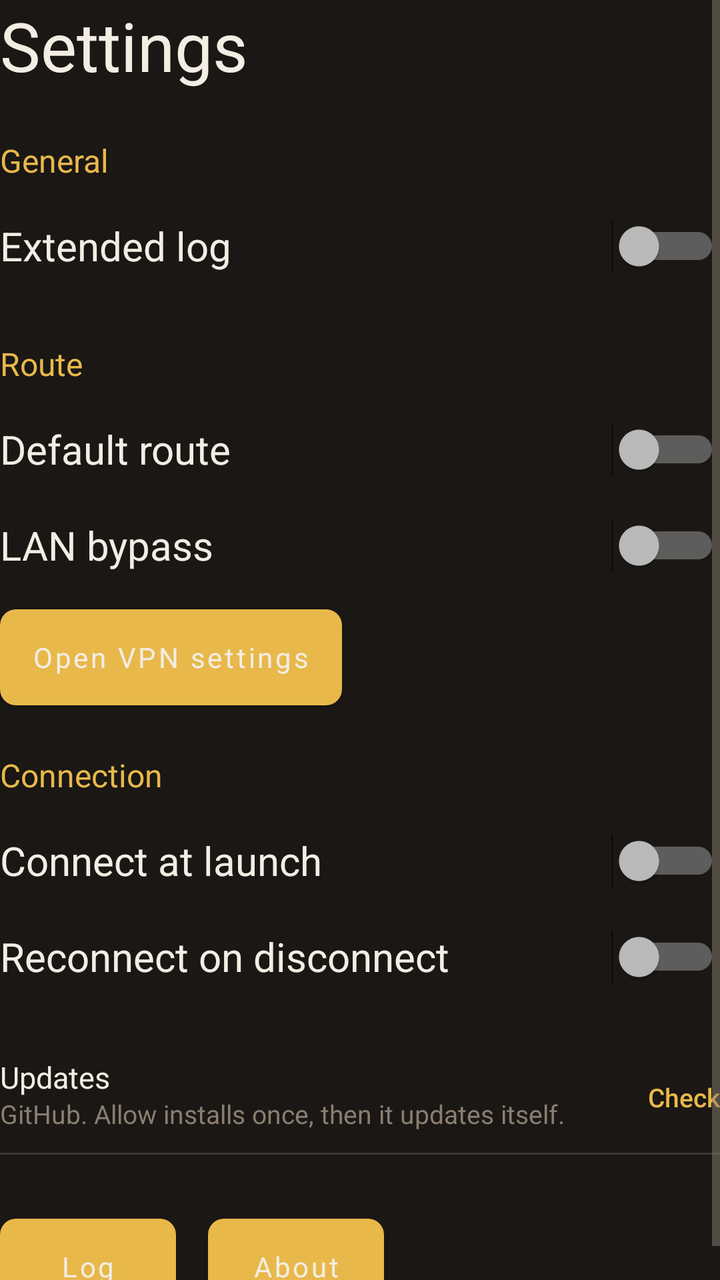
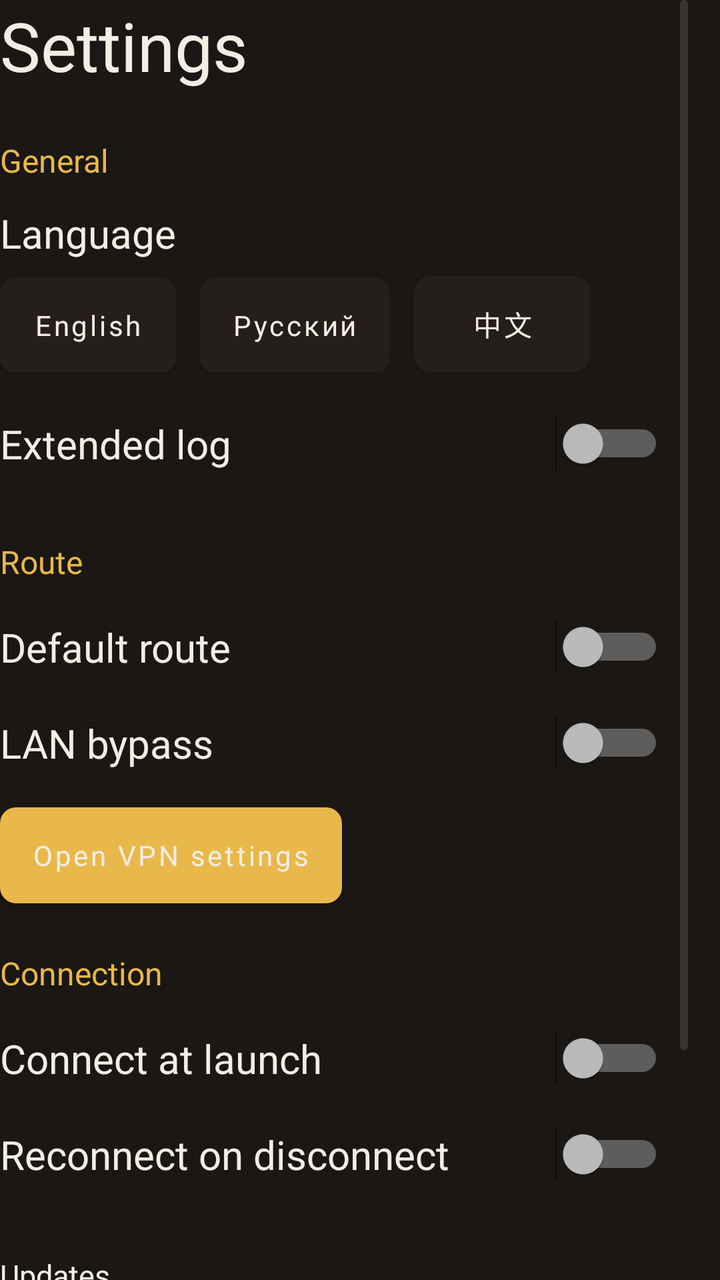

The first picture is an Android layout as it rendered before a commit; the second is the same layout after the commit. The layout source and the unified diff follow.
<!-- AndroidManifest.xml: another module's application theme Theme.Loft -->
<!-- res/layout/pane_tv_settings.xml -->
<?xml version="1.0" encoding="utf-8"?>
<ScrollView xmlns:android="http://schemas.android.com/apk/res/android"
    android:layout_width="match_parent"
    android:layout_height="match_parent">

    <LinearLayout
        android:layout_width="match_parent"
        android:layout_height="wrap_content"
        android:orientation="vertical">

        <TextView
            android:layout_width="wrap_content"
            android:layout_height="wrap_content"
            android:text="@string/settings"
            android:textColor="@color/snow"
            android:textSize="34sp" />

        <TextView
            android:layout_width="wrap_content"
            android:layout_height="wrap_content"
            android:layout_marginTop="24dp"
            android:text="@string/general"
            android:textColor="@color/lamp"
            android:textSize="16sp" />

        <Switch
            android:id="@+id/sw_log"
            android:layout_width="match_parent"
            android:layout_height="wrap_content"
            android:layout_marginTop="8dp"
            android:minHeight="48dp"
            android:text="@string/extended_log"
            android:textColor="@color/snow"
            android:textSize="20sp" />

        <TextView
            android:layout_width="wrap_content"
            android:layout_height="wrap_content"
            android:layout_marginTop="24dp"
            android:text="@string/route_group"
            android:textColor="@color/lamp"
            android:textSize="16sp" />

        <Switch
            android:id="@+id/sw_default"
            android:layout_width="match_parent"
            android:layout_height="wrap_content"
            android:layout_marginTop="8dp"
            android:minHeight="48dp"
            android:text="@string/default_route"
            android:textColor="@color/snow"
            android:textSize="20sp" />

        <Switch
            android:id="@+id/sw_lan"
            android:layout_width="match_parent"
            android:layout_height="wrap_content"
            android:minHeight="48dp"
            android:text="@string/lan_bypass"
            android:textColor="@color/snow"
            android:textSize="20sp" />

        <Button
            android:id="@+id/open_vpn"
            android:layout_width="wrap_content"
            android:layout_height="wrap_content"
            android:layout_marginTop="8dp"
            android:background="@drawable/tv_focus"
            android:minHeight="48dp"
            android:text="@string/open_sys"
            android:textAllCaps="false"
            android:textColor="@color/snow" />

        <TextView
            android:layout_width="wrap_content"
            android:layout_height="wrap_content"
            android:layout_marginTop="24dp"
            android:text="@string/conn_group"
            android:textColor="@color/lamp"
            android:textSize="16sp" />

        <Switch
            android:id="@+id/sw_auto"
            android:layout_width="match_parent"
            android:layout_height="wrap_content"
            android:layout_marginTop="8dp"
            android:minHeight="48dp"
            android:text="@string/auto"
            android:textColor="@color/snow"
            android:textSize="20sp" />

        <Switch
            android:id="@+id/sw_re"
            android:layout_width="match_parent"
            android:layout_height="wrap_content"
            android:minHeight="48dp"
            android:text="@string/reconnect"
            android:textColor="@color/snow"
            android:textSize="20sp" />

        <include layout="@layout/row_channel" />

        <LinearLayout
            android:layout_width="wrap_content"
            android:layout_height="wrap_content"
            android:layout_marginTop="32dp"
            android:orientation="horizontal">

            <Button
                android:id="@+id/go_log"
                android:layout_width="wrap_content"
                android:layout_height="wrap_content"
                android:background="@drawable/tv_focus"
                android:minHeight="48dp"
                android:text="@string/log"
                android:textAllCaps="false"
                android:textColor="@color/snow" />

            <Button
                android:id="@+id/go_about"
                android:layout_width="wrap_content"
                android:layout_height="wrap_content"
                android:layout_marginStart="16dp"
                android:background="@drawable/tv_focus"
                android:minHeight="48dp"
                android:text="@string/about"
                android:textAllCaps="false"
                android:textColor="@color/snow" />
        </LinearLayout>
    </LinearLayout>
</ScrollView>
<!-- res/layout/row_channel.xml (included above) -->
<?xml version="1.0" encoding="utf-8"?>
<LinearLayout xmlns:android="http://schemas.android.com/apk/res/android"
    android:layout_width="match_parent"
    android:layout_height="wrap_content"
    android:layout_marginTop="16dp"
    android:background="@drawable/bg_setrow"
    android:gravity="center_vertical"
    android:orientation="horizontal"
    android:paddingTop="12dp"
    android:paddingBottom="12dp">

    <LinearLayout
        android:layout_width="0dp"
        android:layout_height="wrap_content"
        android:layout_weight="1"
        android:orientation="vertical"
        android:paddingRight="12dp">

        <TextView
            android:layout_width="match_parent"
            android:layout_height="wrap_content"
            android:includeFontPadding="false"
            android:text="@string/channel_update"
            android:textAppearance="@style/TextAppearance.Loft.RowK"
            android:textColor="@color/snow" />

        <TextView
            android:id="@+id/channel_status"
            android:layout_width="match_parent"
            android:layout_height="wrap_content"
            android:layout_marginTop="2dp"
            android:includeFontPadding="false"
            android:lineSpacingMultiplier="1.35"
            android:text="@string/channel_update_d"
            android:textAppearance="@style/TextAppearance.Loft.RowS"
            android:textColor="@color/mute" />
    </LinearLayout>

    <Button
        android:id="@+id/btn_channel"
        style="@style/Widget.Loft.GhostSm"
        android:layout_width="wrap_content"
        android:layout_height="wrap_content"
        android:text="@string/channel_check" />
</LinearLayout>
<!-- resources referenced by this layout -->
<resources>
  <color name="lamp">#E8B84A</color>
  <color name="mute">#8A7E72</color>
  <color name="snow">#F3EDE4</color>
  <!-- drawable bg_setrow (drawable) -->
  <?xml version="1.0" encoding="utf-8"?>
  <layer-list xmlns:android="http://schemas.android.com/apk/res/android">
      <item android:gravity="bottom">
          <shape android:shape="rectangle">
              <size android:height="1dp" />
              <solid android:color="@color/line" />
          </shape>
      </item>
  </layer-list>
  <string name="about">About</string>
  <string name="auto">Connect at launch</string>
  <string name="channel_check">Check</string>
  <string name="channel_update">Updates</string>
  <string name="channel_update_d">GitHub. Allow installs once, then it updates itself.</string>
  <string name="conn_group">Connection</string>
  <string name="default_route">Default route</string>
  <string name="extended_log">Extended log</string>
  <string name="general">General</string>
  <string name="lan_bypass">LAN bypass</string>
  <string name="log">Log</string>
  <string name="open_sys">Open VPN settings</string>
  <string name="reconnect">Reconnect on disconnect</string>
  <string name="route_group">Route</string>
  <string name="settings">Settings</string>
  <style name="TextAppearance.Loft.RowK" parent="">
          <item name="android:textSize">15sp</item>
          <item name="android:fontFamily">sans-serif</item>
          <item name="android:textColor">@color/snow</item>
          <item name="android:includeFontPadding">false</item>
      </style>
  <style name="TextAppearance.Loft.RowS" parent="">
          <item name="android:textSize">13sp</item>
          <item name="android:fontFamily">sans-serif</item>
          <item name="android:textColor">@color/mute</item>
          <item name="android:includeFontPadding">false</item>
      </style>
  <color name="line">#26F3EDE4</color>
  <color name="ink2">#241F1B</color>
  <color name="lamp22">#38E8B84A</color>
  <color name="ink">#1A1714</color>
  <color name="copper">#C67B3A</color>
  <color name="err">#E24B4B</color>
  <style name="Widget.Loft.Sheet" parent="Widget.MaterialComponents.BottomSheet">
          <item name="backgroundTint">@color/ink2</item>
          <item name="shapeAppearance">@style/Shape.Loft.Sheet</item>
      </style>
  <color name="ink0">#181512</color>
  <style name="TextAppearance.Loft.Nav" parent="">
          <item name="android:textSize">12sp</item>
          <item name="android:fontFamily">sans-serif-medium</item>
          <item name="android:textAllCaps">false</item>
          <item name="android:letterSpacing">0.01</item>
      </style>
  <style name="Widget.Loft.NavIndicator" parent="">
          <item name="android:color">@color/lamp22</item>
          <item name="android:width">62dp</item>
          <item name="android:height">30dp</item>
          <item name="shapeAppearance">@style/Shape.Loft.NavPill</item>
      </style>
  <style name="Shape.Loft.Sheet" parent="">
          <item name="cornerFamily">rounded</item>
          <item name="cornerSizeTopLeft">16dp</item>
          <item name="cornerSizeTopRight">16dp</item>
          <item name="cornerSizeBottomLeft">0dp</item>
          <item name="cornerSizeBottomRight">0dp</item>
      </style>
  <style name="Shape.Loft.NavPill" parent="">
          <item name="cornerFamily">rounded</item>
          <item name="cornerSize">16dp</item>
      </style>
  <!-- unchanged entries left out for length: 5 -->
</resources>

<!-- the commit's change to res/layout/pane_tv_settings.xml (unified diff, before → after) -->
@@ -1,12 +1,21 @@
 <?xml version="1.0" encoding="utf-8"?>
 <ScrollView xmlns:android="http://schemas.android.com/apk/res/android"
+    xmlns:app="http://schemas.android.com/apk/res-auto"
     android:layout_width="match_parent"
-    android:layout_height="match_parent">
+    android:layout_height="match_parent"
+    android:clipToPadding="false"
+    android:fadeScrollbars="false"
+    android:paddingEnd="16dp"
+    android:scrollbarSize="4dp"
+    android:scrollbarStyle="insideInset"
+    android:scrollbarThumbVertical="@drawable/tv_scroll_thumb">
 
     <LinearLayout
         android:layout_width="match_parent"
         android:layout_height="wrap_content"
-        android:orientation="vertical">
+        android:orientation="vertical"
+        android:paddingEnd="8dp"
+        android:paddingBottom="24dp">
 
         <TextView
             android:layout_width="wrap_content"
@@ -23,15 +32,83 @@
             android:textColor="@color/lamp"
             android:textSize="16sp" />
 
-        <Switch
-            android:id="@+id/sw_log"
-            android:layout_width="match_parent"
-            android:layout_height="wrap_content"
-            android:layout_marginTop="8dp"
-            android:minHeight="48dp"
-            android:text="@string/extended_log"
+        <TextView
+            android:layout_width="wrap_content"
+            android:layout_height="wrap_content"
+            android:layout_marginTop="12dp"
+            android:text="@string/language"
             android:textColor="@color/snow"
             android:textSize="20sp" />
+
+        <LinearLayout
+            android:id="@+id/lang_row"
+            android:layout_width="wrap_content"
+            android:layout_height="wrap_content"
+            android:layout_marginTop="8dp"
+            android:orientation="horizontal">
+
+            <Button
+                android:id="@+id/lang_en"
+                android:layout_width="wrap_content"
+                android:layout_height="wrap_content"
+                android:background="@drawable/tv_focus"
+                android:backgroundTint="@null"
+                android:minHeight="48dp"
+                android:text="@string/lang_en"
+                android:textAllCaps="false"
+                android:textColor="@color/snow"
+                app:backgroundTint="@null" />
+
+            <Button
+                android:id="@+id/lang_ru"
+                android:layout_width="wrap_content"
+                android:layout_height="wrap_content"
+                android:layout_marginStart="12dp"
+                android:background="@drawable/tv_focus"
+                android:backgroundTint="@null"
+                android:minHeight="48dp"
+                android:text="@string/lang_ru"
+                android:textAllCaps="false"
+                android:textColor="@color/snow"
+                app:backgroundTint="@null" />
+
+            <Button
+                android:id="@+id/lang_zh"
+                android:layout_width="wrap_content"
+                android:layout_height="wrap_content"
+                android:layout_marginStart="12dp"
+                android:background="@drawable/tv_focus"
+                android:backgroundTint="@null"
+                android:minHeight="48dp"
+                android:text="@string/lang_zh"
+                android:textAllCaps="false"
+                android:textColor="@color/snow"
+                app:backgroundTint="@null" />
+        </LinearLayout>
+
+        <LinearLayout
+            android:layout_width="match_parent"
+            android:layout_height="wrap_content"
+            android:layout_marginTop="12dp"
+            android:gravity="center_vertical"
+            android:minHeight="48dp"
+            android:orientation="horizontal">
+
+            <TextView
+                android:layout_width="0dp"
+                android:layout_height="wrap_content"
+                android:layout_weight="1"
+                android:paddingEnd="16dp"
+                android:text="@string/extended_log"
+                android:textColor="@color/snow"
+                android:textSize="20sp" />
+
+            <Switch
+                android:id="@+id/sw_log"
+                android:layout_width="wrap_content"
+                android:layout_height="wrap_content"
+                android:showText="false" />
+        </LinearLayout>
 
         <TextView
             android:layout_width="wrap_content"
@@ -41,24 +118,52 @@
             android:textColor="@color/lamp"
             android:textSize="16sp" />
 
-        <Switch
-            android:id="@+id/sw_default"
+        <LinearLayout
             android:layout_width="match_parent"
             android:layout_height="wrap_content"
             android:layout_marginTop="8dp"
-            android:minHeight="48dp"
-            android:text="@string/default_route"
-            android:textColor="@color/snow"
-            android:textSize="20sp" />
-
-        <Switch
-            android:id="@+id/sw_lan"
-            android:layout_width="match_parent"
-            android:layout_height="wrap_content"
-            android:minHeight="48dp"
-            android:text="@string/lan_bypass"
-            android:textColor="@color/snow"
-            android:textSize="20sp" />
+            android:gravity="center_vertical"
+            android:minHeight="48dp"
+            android:orientation="horizontal">
+
+            <TextView
+                android:layout_width="0dp"
+                android:layout_height="wrap_content"
+                android:layout_weight="1"
+                android:paddingEnd="16dp"
+                android:text="@string/default_route"
+                android:textColor="@color/snow"
+                android:textSize="20sp" />
+
+            <Switch
+                android:id="@+id/sw_default"
+                android:layout_width="wrap_content"
+                android:layout_height="wrap_content"
+                android:showText="false" />
+        </LinearLayout>
+
+        <LinearLayout
+            android:layout_width="match_parent"
+            android:layout_height="wrap_content"
+            android:gravity="center_vertical"
+            android:minHeight="48dp"
+            android:orientation="horizontal">
+
+            <TextView
+                android:layout_width="0dp"
+                android:layout_height="wrap_content"
+                android:layout_weight="1"
+                android:paddingEnd="16dp"
+                android:text="@string/lan_bypass"
+                android:textColor="@color/snow"
+                android:textSize="20sp" />
+
+            <Switch
+                android:id="@+id/sw_lan"
+                android:layout_width="wrap_content"
+                android:layout_height="wrap_content"
+                android:showText="false" />
+        </LinearLayout>
 
         <Button
             android:id="@+id/open_vpn"
@@ -79,24 +184,52 @@
             android:textColor="@color/lamp"
             android:textSize="16sp" />
 
-        <Switch
-            android:id="@+id/sw_auto"
+        <LinearLayout
             android:layout_width="match_parent"
             android:layout_height="wrap_content"
             android:layout_marginTop="8dp"
-            android:minHeight="48dp"
-            android:text="@string/auto"
-            android:textColor="@color/snow"
-            android:textSize="20sp" />
-
-        <Switch
-            android:id="@+id/sw_re"
-            android:layout_width="match_parent"
-            android:layout_height="wrap_content"
-            android:minHeight="48dp"
-            android:text="@string/reconnect"
-            android:textColor="@color/snow"
-            android:textSize="20sp" />
+            android:gravity="center_vertical"
+            android:minHeight="48dp"
+            android:orientation="horizontal">
+
+            <TextView
+                android:layout_width="0dp"
+                android:layout_height="wrap_content"
+                android:layout_weight="1"
+                android:paddingEnd="16dp"
+                android:text="@string/auto"
+                android:textColor="@color/snow"
+                android:textSize="20sp" />
+
+            <Switch
+                android:id="@+id/sw_auto"
+                android:layout_width="wrap_content"
+                android:layout_height="wrap_content"
+                android:showText="false" />
+        </LinearLayout>
+
+        <LinearLayout
+            android:layout_width="match_parent"
+            android:layout_height="wrap_content"
+            android:gravity="center_vertical"
+            android:minHeight="48dp"
+            android:orientation="horizontal">
+
+            <TextView
+                android:layout_width="0dp"
+                android:layout_height="wrap_content"
+                android:layout_weight="1"
+                android:paddingEnd="16dp"
+                android:text="@string/reconnect"
+                android:textColor="@color/snow"
+                android:textSize="20sp" />
+
+            <Switch
+                android:id="@+id/sw_re"
+                android:layout_width="wrap_content"
+                android:layout_height="wrap_content"
+                android:showText="false" />
+        </LinearLayout>
 
         <include layout="@layout/row_channel" />
 
<!-- resource entries referenced after the edit -->
@@ -13,6 +13,13 @@
           </shape>
       </item>
   </layer-list>
+  <!-- drawable tv_scroll_thumb (drawable) -->
+  <?xml version="1.0" encoding="utf-8"?>
+  <shape xmlns:android="http://schemas.android.com/apk/res/android" android:shape="rectangle">
+      <solid android:color="@color/slate" />
+      <corners android:radius="2dp" />
+      <size android:width="4dp" />
+  </shape>
   <string name="about">About</string>
   <string name="auto">Connect at launch</string>
   <string name="channel_check">Check</string>
@@ -23,6 +30,10 @@
   <string name="extended_log">Extended log</string>
   <string name="general">General</string>
   <string name="lan_bypass">LAN bypass</string>
+  <string name="lang_en">English</string>
+  <string name="lang_ru">Русский</string>
+  <string name="lang_zh">中文</string>
+  <string name="language">Language</string>
   <string name="log">Log</string>
   <string name="open_sys">Open VPN settings</string>
   <string name="reconnect">Reconnect on disconnect</string>
@@ -42,6 +53,7 @@
       </style>
   <color name="line">#26F3EDE4</color>
   <color name="ink2">#241F1B</color>
+  <color name="slate">#3A332E</color>
   <color name="lamp22">#38E8B84A</color>
   <color name="ink">#1A1714</color>
   <color name="copper">#C67B3A</color>
